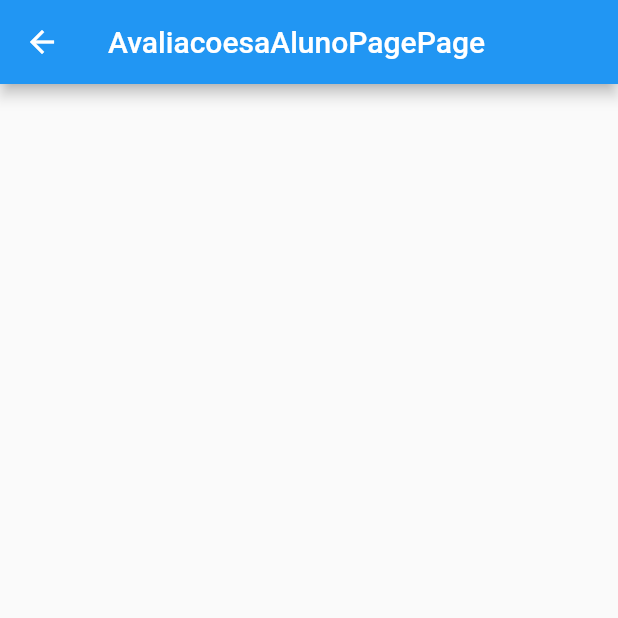
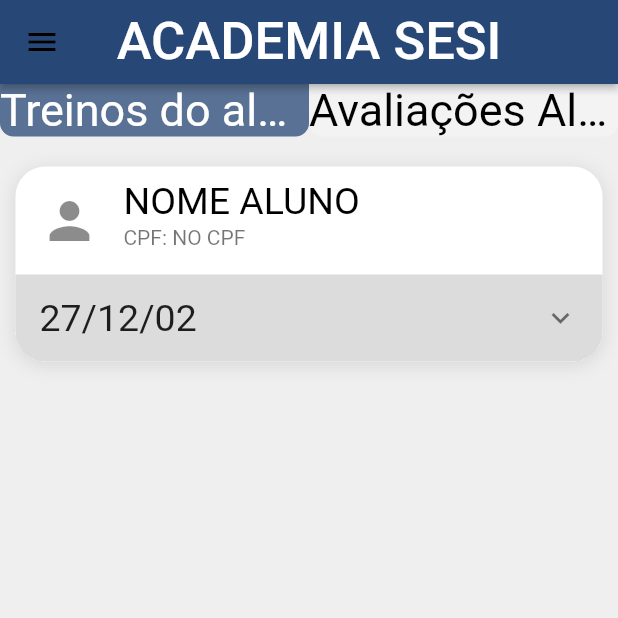
Before and after one commit to JonatasMSS/SesiFitness, a Flutter app: the AvaliacoesaAlunoPagePage screen opened by its route, on a phone screen of 412 x 824 dp, the top half of it. Run offline on Flutter 3.47's test engine with Material 2 defaults, Android fonts, the phone set to English and light mode, and no system bars; our stand-ins replace flutter_svg, get; missing offline and left inert: validatorless; Roboto replaces fonts that are missing (Dongle).

Commit message:
Abstração de código e adição de componentes

```diff
--- a/lib/pages/avaliacoesaAluno_page/avaliacoesaAluno_page_page.dart
+++ b/lib/pages/avaliacoesaAluno_page/avaliacoesaAluno_page_page.dart
@@ -1,16 +1,81 @@
 import 'package:get/get.dart';
 import 'package:flutter/material.dart';
+import 'package:sesi_fitness/widgets/sesiAcadeima_listaTreinos.dart';
+import 'package:sesi_fitness/widgets/sesiAcademia.appbarButtons.dart';
+import 'package:sesi_fitness/widgets/sesiAcademia_aluno.dart';
+import 'package:sesi_fitness/widgets/sesiAcademia_pageDrawer.dart';
+import 'package:sesi_fitness/widgets/sesiFitness_appbar.dart';
 import './avaliacoesaAluno_page_controller.dart';
 
 class AvaliacoesaAlunoPagePage extends GetView<AvaliacoesaAlunoPageController> {
+  const AvaliacoesaAlunoPagePage({Key? key}) : super(key: key);
 
-    const AvaliacoesaAlunoPagePage({Key? key}) : super(key: key);
+  @override
+  Widget build(BuildContext context) {
+    return Scaffold(
+      drawer: const pageDrawer(),
+      backgroundColor: Color(0xFFEFEFEF),
+      appBar: SesifitnessAppbar(),
+      body: SingleChildScrollView(
+        child: Column(
+          children: [
+            Row(
+              children: [
+                Expanded(
+                  child: SesiacademiaAppbarbuttons(
+                    state: false,
+                    descText: "Treinos do aluno",
+                    textColor: Colors.white,
+                    pageRoute: '/alunoDetails',
+                  ),
+                ),
+                Expanded(
+                  child: SesiacademiaAppbarbuttons(
+                    state: true,
+                    descText: "Avaliações Aluno",
+                    textColor: Colors.black,
+                  ),
+                ),
+              ],
+            ),
+            const SizedBox(
+              height: 20,
+            ),
+            Container(
+              clipBehavior: Clip.hardEdge,
+              width: context.widthTransformer(reducedBy: 5),
+              decoration: BoxDecoration(
+                color: Colors.white,
+                boxShadow: [
+                  BoxShadow(
+                    color: Colors.grey[350]!,
+                    blurRadius: 10,
+                    offset: const Offset(0, 2),
+                  ),
+                ],
+                borderRadius: BorderRadius.circular(20),
+              ),
+              child: Column(
+                children: [
+                  alunoData(),
+                  SesiacadeimaListatreinos(
+                    titleList: "27/12/02",
+                    padding: 0,
+                  ),
+                ],
+              ),
+            ),
+          ],
+        ),
+      ),
+    );
+  }
+}
 
-    @override
-    Widget build(BuildContext context) {
-        return Scaffold(
-            appBar: AppBar(title: const Text('AvaliacoesaAlunoPagePage'),),
-            body: Container(),
+class alunoData extends widgetAluno {
+  alunoData({Key? key})
+      : super(
+          key: key,
+          cardVisible: false,
         );
-    }
 }
```
Also changed, not shown: lib/pages/professorInicial_page/professorInicial_page_page.dart (+1 -28 lines), lib/widgets/sesiAcademia_aluno.dart (added, +47 -0 lines).
